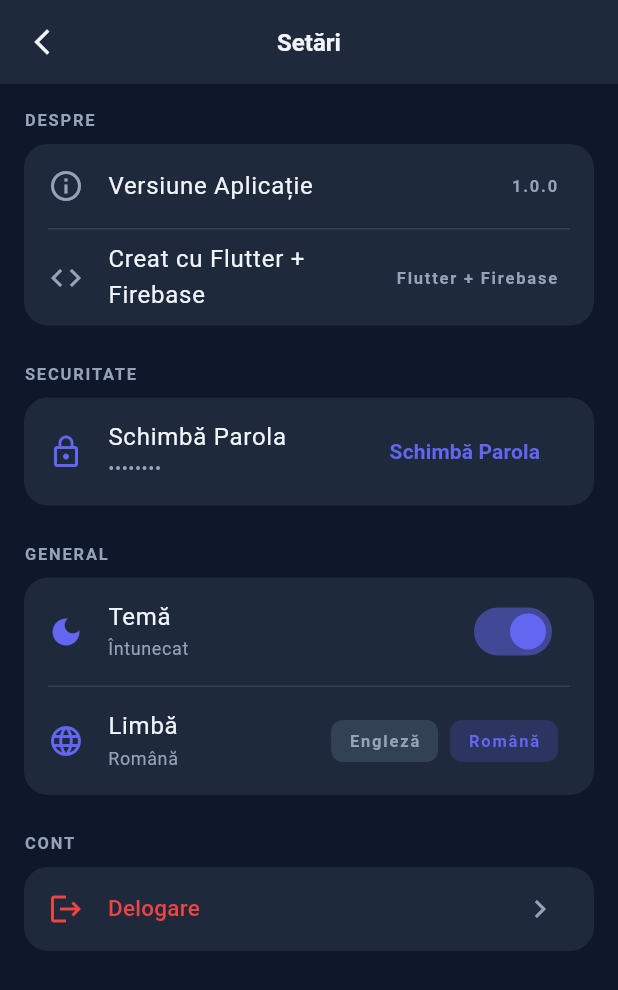
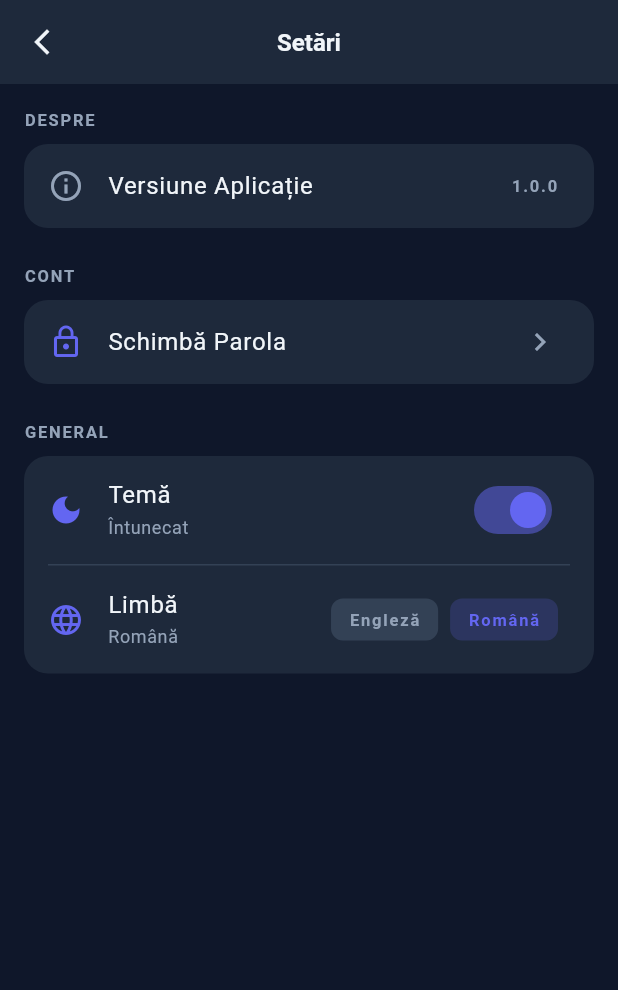
Before and after one commit to covaciuandrei/gym-tracker, a Flutter app: the SettingsPage screen opened by its route, after a tap on "Romanian", on a phone screen of 412 x 824 dp. Shown: the top 990 px of the screen. Run offline on Flutter 3.47's test engine with Material 3 defaults, Android fonts, the light colour scheme and no system bars; our stand-ins replace auto_route, cloud_firestore, equatable, firebase_auth, firebase_core, flutter_bloc and 4 more; accounts and stored records are empty; Roboto replaces fonts that are missing (Raleway).

Commit message:
refactor profile and settings uis

```diff
--- a/lib/assets/localization/app_en.arb
+++ b/lib/assets/localization/app_en.arb
@@ -267,6 +267,7 @@
   "settingsAbout": "About",
   "settingsSecurity": "Security",
   "settingsGeneral": "General",
+  "settingsActions": "Actions",
   "settingsTheme": "Theme",
   "settingsThemeDark": "Dark",
   "settingsThemeLight": "Light",
--- a/lib/assets/localization/app_localizations.dart
+++ b/lib/assets/localization/app_localizations.dart
@@ -1406,6 +1406,12 @@ abstract class AppLocalizations {
   /// **'General'**
   String get settingsGeneral;
 
+  /// No description provided for @settingsActions.
+  ///
+  /// In en, this message translates to:
+  /// **'Actions'**
+  String get settingsActions;
+
   /// No description provided for @settingsTheme.
   ///
   /// In en, this message translates to:
--- a/lib/assets/localization/app_localizations_en.dart
+++ b/lib/assets/localization/app_localizations_en.dart
@@ -721,6 +721,9 @@ class AppLocalizationsEn extends AppLocalizations {
   String get settingsGeneral => 'General';
 
   @override
+  String get settingsActions => 'Actions';
+
+  @override
   String get settingsTheme => 'Theme';
 
   @override
--- a/lib/assets/localization/app_localizations_ro.dart
+++ b/lib/assets/localization/app_localizations_ro.dart
@@ -733,6 +733,9 @@ class AppLocalizationsRo extends AppLocalizations {
   String get settingsGeneral => 'General';
 
   @override
+  String get settingsActions => 'Acțiuni';
+
+  @override
   String get settingsTheme => 'Temă';
 
   @override
--- a/lib/assets/localization/app_ro.arb
+++ b/lib/assets/localization/app_ro.arb
@@ -208,6 +208,7 @@
   "settingsAbout": "Despre",
   "settingsSecurity": "Securitate",
   "settingsGeneral": "General",
+  "settingsActions": "Acțiuni",
   "settingsTheme": "Temă",
   "settingsThemeDark": "Întunecat",
   "settingsThemeLight": "Luminos",
--- a/lib/presentation/pages/settings/settings_page.dart
+++ b/lib/presentation/pages/settings/settings_page.dart
@@ -5,7 +5,6 @@ import 'package:gym_tracker/assets/localization/app_localizations.dart';
 import 'package:gym_tracker/assets/theme/theme_helper.dart';
 import 'package:gym_tracker/core/app_router.gr.dart';
 import 'package:gym_tracker/core/injection.dart';
-import 'package:gym_tracker/cubit/auth/auth_cubit.dart';
 import 'package:gym_tracker/cubit/base_state.dart';
 import 'package:gym_tracker/cubit/settings/settings_cubit.dart';
 import 'package:gym_tracker/presentation/controls/gym_app_bar.dart';
@@ -23,11 +22,8 @@ class SettingsPage extends StatefulWidget implements AutoRouteWrapper {
 
   @override
   Widget wrappedRoute(BuildContext context) {
-    return MultiBlocProvider(
-      providers: [
-        BlocProvider<AuthCubit>(create: (_) => getIt<AuthCubit>()),
-        BlocProvider<SettingsCubit>(create: (_) => getIt<SettingsCubit>()),
-      ],
+    return BlocProvider<SettingsCubit>(
+      create: (_) => getIt<SettingsCubit>(),
       child: this,
     );
   }
@@ -49,25 +45,13 @@ class _SettingsPageState extends State<SettingsPage> {
     final cs = Theme.of(context).colorScheme;
     final tt = Theme.of(context).textTheme;
 
-    return BlocConsumer<AuthCubit, BaseState>(
-      listenWhen: (_, curr) =>
-          curr is AuthSignOutSuccessState || curr is AuthUnauthenticatedState || curr is SomethingWentWrongState,
-      listener: (ctx, state) {
-        if (state is AuthSignOutSuccessState || state is AuthUnauthenticatedState) {
-          ctx.router.replace(const LoginRoute());
-          return;
-        }
-        if (state is SomethingWentWrongState) {
-          ScaffoldMessenger.of(ctx).showSnackBar(SnackBar(content: Text(l10n.errorsUnknown)));
-        }
-      },
-      builder: (ctx, state) {
-        final isSigningOut = state is PendingState;
-
     return BlocBuilder<SettingsCubit, BaseState>(
-          buildWhen: (_, curr) => curr is PendingState || curr is SettingsReadyState,
+      buildWhen: (_, curr) =>
+          curr is PendingState || curr is SettingsReadyState,
       builder: (ctx, settingsState) {
-            final version = settingsState is SettingsReadyState ? settingsState.appVersion : '-';
+        final version = settingsState is SettingsReadyState
+            ? settingsState.appVersion
+            : '-';
 
         return ListenableBuilder(
           listenable: Listenable.merge([_themeHelper, _localeHelper]),
@@ -77,14 +61,19 @@ class _SettingsPageState extends State<SettingsPage> {
               appBar: GymAppBar(title: l10n.settingsTitle),
               body: SafeArea(
                 child: SingleChildScrollView(
-                      padding: const EdgeInsets.symmetric(horizontal: 16, vertical: 16),
+                  padding: const EdgeInsets.symmetric(
+                    horizontal: 16,
+                    vertical: 16,
+                  ),
                   child: Center(
                     child: ConstrainedBox(
                       constraints: const BoxConstraints(maxWidth: 600),
                       child: Column(
                         crossAxisAlignment: CrossAxisAlignment.start,
                         children: [
-                              _SectionHeader(title: l10n.settingsAbout.toUpperCase()),
+                          _SectionHeader(
+                            title: l10n.settingsAbout.toUpperCase(),
+                          ),
                           SurfaceSectionCard(
                             children: [
                               LabeledValueTile(
@@ -92,45 +81,51 @@ class _SettingsPageState extends State<SettingsPage> {
                                 label: l10n.settingsAppVersion,
                                 value: version,
                               ),
-                                  Divider(indent: 16, endIndent: 16, color: cs.outline, height: 1),
-                                  LabeledValueTile(
-                                    icon: Icons.code,
-                                    label: l10n.settingsBuiltWith,
-                                    value: l10n.settingsBuiltWithValue,
-                                  ),
                             ],
                           ),
                           const SizedBox(height: 24),
-                              _SectionHeader(title: l10n.settingsSecurity.toUpperCase()),
+                          _SectionHeader(
+                            title: l10n.profileAccount.toUpperCase(),
+                          ),
                           SurfaceSectionCard(
                             children: [
                               ListTile(
-                                    leading: Icon(Icons.lock_outline, color: cs.primary),
+                                leading: Icon(
+                                  Icons.lock_outline,
+                                  color: cs.primary,
+                                ),
                                 title: Text(l10n.settingsChangePassword),
-                                    subtitle: Text(
-                                      '••••••••',
-                                      style: tt.bodySmall?.copyWith(color: cs.onSurfaceVariant),
+                                trailing: Icon(
+                                  Icons.chevron_right,
+                                  color: cs.onSurfaceVariant,
                                 ),
-                                    trailing: TextButton(
-                                      onPressed: () => ctx.router.push(const ChangePasswordRoute()),
-                                      child: Text(l10n.settingsChangePassword),
+                                onTap: () => ctx.router.push(
+                                  const ChangePasswordRoute(),
                                 ),
                               ),
                             ],
                           ),
                           const SizedBox(height: 24),
-                              _SectionHeader(title: l10n.settingsGeneral.toUpperCase()),
+                          _SectionHeader(
+                            title: l10n.settingsGeneral.toUpperCase(),
+                          ),
                           SurfaceSectionCard(
                             children: [
                               ListTile(
                                 leading: Icon(
-                                      _themeHelper.isDark ? Icons.dark_mode : Icons.light_mode,
+                                  _themeHelper.isDark
+                                      ? Icons.dark_mode
+                                      : Icons.light_mode,
                                   color: cs.primary,
                                 ),
                                 title: Text(l10n.settingsTheme),
                                 subtitle: Text(
-                                      _themeHelper.isDark ? l10n.settingsThemeDark : l10n.settingsThemeLight,
-                                      style: tt.bodySmall?.copyWith(color: cs.onSurfaceVariant),
+                                  _themeHelper.isDark
+                                      ? l10n.settingsThemeDark
+                                      : l10n.settingsThemeLight,
+                                  style: tt.bodySmall?.copyWith(
+                                    color: cs.onSurfaceVariant,
+                                  ),
                                 ),
                                 trailing: Switch(
                                   value: _themeHelper.isDark,
@@ -138,21 +133,38 @@ class _SettingsPageState extends State<SettingsPage> {
                                   activeThumbColor: cs.primary,
                                 ),
                               ),
-                                  Divider(indent: 16, endIndent: 16, color: cs.outline, height: 1),
+                              Divider(
+                                indent: 16,
+                                endIndent: 16,
+                                color: cs.outline,
+                                height: 1,
+                              ),
                               ListTile(
-                                    leading: Icon(Icons.language, color: cs.primary),
+                                leading: Icon(
+                                  Icons.language,
+                                  color: cs.primary,
+                                ),
                                 title: Text(l10n.settingsLanguage),
                                 subtitle: Text(
                                   _localeHelper.locale.languageCode == 'ro'
                                       ? l10n.settingsLanguageRo
                                       : l10n.settingsLanguageEn,
-                                      style: tt.bodySmall?.copyWith(color: cs.onSurfaceVariant),
+                                  style: tt.bodySmall?.copyWith(
+                                    color: cs.onSurfaceVariant,
+                                  ),
                                 ),
                                 trailing: OptionToggle(
-                                      selectedValue: _localeHelper.locale.languageCode,
+                                  selectedValue:
+                                      _localeHelper.locale.languageCode,
                                   items: [
-                                        OptionToggleItem(value: 'en', label: l10n.settingsLanguageEn),
-                                        OptionToggleItem(value: 'ro', label: l10n.settingsLanguageRo),
+                                    OptionToggleItem(
+                                      value: 'en',
+                                      label: l10n.settingsLanguageEn,
+                                    ),
+                                    OptionToggleItem(
+                                      value: 'ro',
+                                      label: l10n.settingsLanguageRo,
+                                    ),
                                   ],
                                   onSelect: (code) {
                                     _localeHelper.setLocale(Locale(code));
@@ -161,33 +173,6 @@ class _SettingsPageState extends State<SettingsPage> {
                               ),
                             ],
                           ),
-                              const SizedBox(height: 24),
-                              _SectionHeader(title: l10n.profileAccount.toUpperCase()),
-                              Card(
-                                margin: EdgeInsets.zero,
-                                elevation: 0,
-                                color: cs.surfaceContainerHigh,
-                                shape: RoundedRectangleBorder(borderRadius: BorderRadius.circular(16)),
-                                child: Column(
-                                  children: [
-                                    ListTile(
-                                      leading: Icon(Icons.logout, color: cs.error),
-                                      title: Text(
-                                        l10n.profileSignOut,
-                                        style: tt.titleMedium?.copyWith(color: cs.error),
-                                      ),
-                                      trailing: isSigningOut
-                                          ? SizedBox(
-                                              width: 16,
-                                              height: 16,
-                                              child: CircularProgressIndicator(strokeWidth: 2, color: cs.primary),
-                                            )
-                                          : Icon(Icons.chevron_right, color: cs.onSurfaceVariant),
-                                      onTap: isSigningOut ? null : () => ctx.read<AuthCubit>().signOut(),
-                                    ),
-                                  ],
-                                ),
-                              ),
                           const SizedBox(height: 16),
                         ],
                       ),
@@ -195,8 +180,6 @@ class _SettingsPageState extends State<SettingsPage> {
                   ),
                 ),
               ),
-                );
-              },
             );
           },
         );
@@ -217,7 +200,13 @@ class _SectionHeader extends StatelessWidget {
 
     return Padding(
       padding: const EdgeInsets.only(bottom: 8),
-      child: Text(title, style: tt.labelSmall?.copyWith(color: cs.onSurfaceVariant, letterSpacing: 1.2)),
+      child: Text(
+        title,
+        style: tt.labelSmall?.copyWith(
+          color: cs.onSurfaceVariant,
+          letterSpacing: 1.2,
+        ),
+      ),
     );
   }
 }
```
Also changed, not shown: lib/presentation/pages/profile/profile_page.dart (+0 -7 lines), 2 other files. Lines whose indentation alone changed are shown as unchanged.
